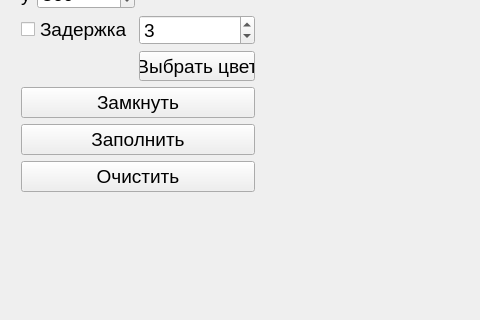
This is lab05/mainwindow.ui in kalashkovpaul/bmstu-cg as Qt 5 draws it before an edit; both pictures show x 0 to 480 and y 418 to 738 of the 1190 by 738 pixel window. The edited form follows.
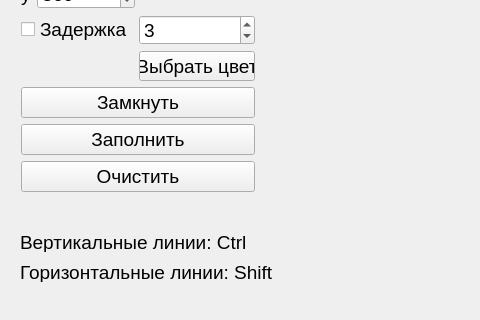
This is the edited form. Custom widgets are drawn as their Qt base class.

Diff of the .ui file:
```diff
--- a/lab05/mainwindow.ui
+++ b/lab05/mainwindow.ui
@@ -178,6 +178,32 @@
      </item>
     </layout>
    </widget>
+   <widget class="QLabel" name="label">
+    <property name="geometry">
+     <rect>
+      <x>20</x>
+      <y>650</y>
+      <width>251</width>
+      <height>20</height>
+     </rect>
+    </property>
+    <property name="text">
+     <string>Вертикальныe линии: Ctrl</string>
+    </property>
+   </widget>
+   <widget class="QLabel" name="label_2">
+    <property name="geometry">
+     <rect>
+      <x>20</x>
+      <y>680</y>
+      <width>261</width>
+      <height>20</height>
+     </rect>
+    </property>
+    <property name="text">
+     <string>Горизонтальные линии: Shift</string>
+    </property>
+   </widget>
   </widget>
  </widget>
  <layoutdefault spacing="6" margin="11"/>
```
